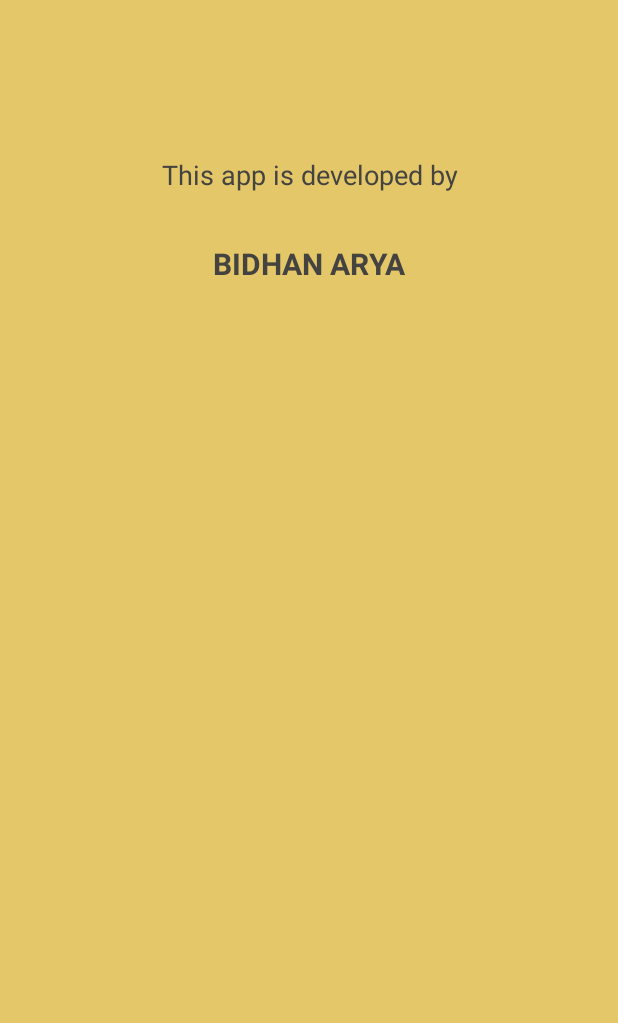
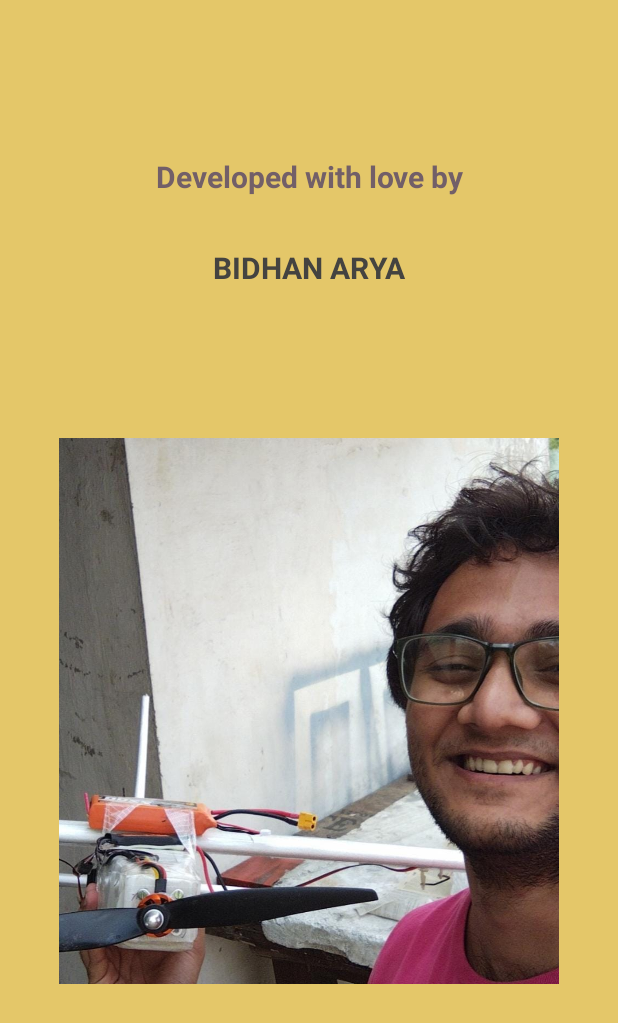
Before and after one commit to bidhanar/BuzzerKar, an Android app: the about screen opened directly, with no data from a screen before it, on a phone screen of 412 x 824 dp. Shown: the top 1023 px of the screen. Run offline under Robolectric (Android 15) with nearby library versions, the phone set to English and light mode, and no system bars.

Commit message:
add developer picture

```diff
--- a/app/src/main/res/layout/activity_about.xml
+++ b/app/src/main/res/layout/activity_about.xml
@@ -15,64 +15,74 @@
         android:layout_marginTop="104dp"
         android:layout_marginEnd="39dp"
         android:layout_marginBottom="75dp"
+        android:gravity="center_horizontal"
         android:orientation="vertical"
-        android:gravity="center_horizontal"
         app:layout_constraintBottom_toBottomOf="parent"
         app:layout_constraintEnd_toEndOf="parent"
-        app:layout_constraintHorizontal_bias="0.0"
+        app:layout_constraintHorizontal_bias="1.0"
         app:layout_constraintStart_toStartOf="parent"
         app:layout_constraintTop_toTopOf="parent"
         app:layout_constraintVertical_bias="0.0">
 
         <TextView
-            android:id="@+id/textView1"
+            android:id="@+id/imageView4"
             android:layout_width="match_parent"
             android:layout_height="wrap_content"
-            android:gravity="center"
-            android:textColor="#444340"
-            android:textSize="18sp"
-            android:text="This app is developed by"/>
+            android:text="Developed with love by"
+            android:gravity="center_horizontal"
+            android:textColor="#725F68"
+            android:textSize="20sp"
+            android:textStyle="bold"
+            app:srcCompat="@drawable/insta"/>
 
         <TextView
             android:id="@+id/textView2"
             android:layout_width="match_parent"
             android:layout_height="wrap_content"
+            android:layout_marginTop="50px"
             android:gravity="center"
             android:text="BIDHAN ARYA"
-            android:layout_marginTop="50px"
             android:textColor="#444340"
             android:textSize="20sp"
             android:textStyle="bold" />
+
+        <ImageView
+            android:id="@+id/imageView5"
+            android:layout_width="700px"
+            android:layout_height="700px"
+            android:layout_marginTop="150px"
+            app:srcCompat="@drawable/bidhan" />
 
         <TextView
             android:id="@+id/textView3"
             android:layout_width="match_parent"
             android:layout_height="wrap_content"
+            android:layout_marginTop="100px"
             android:gravity="center"
+            android:text="You can find me here!!"
             android:textColor="#444340"
-            android:textSize="18sp"
-            android:layout_marginTop="800px"
-            android:text="You can find me here!!"/>
-
-
+            android:textSize="18sp" />
 
 
         <LinearLayout
             android:layout_width="match_parent"
             android:layout_height="wrap_content"
+            android:layout_marginTop="75px"
             android:gravity="center_horizontal"
-            android:layout_marginTop="100px"
             android:orientation="horizontal">
+
             <ImageView
                 android:id="@+id/insta"
                 android:layout_width="100dp"
                 android:layout_height="60dp"
-                app:srcCompat="@drawable/img" />
+                app:srcCompat="@drawable/insta" />
+
             <ImageView
                 android:id="@+id/fb"
                 android:layout_width="100dp"
                 android:layout_height="60dp"
                 app:srcCompat="@drawable/img_1" />
+
             <ImageView
                 android:id="@+id/github"
                 android:layout_width="100dp"
@@ -81,5 +91,6 @@
         </LinearLayout>
 
 
+
     </LinearLayout>
 </androidx.constraintlayout.widget.ConstraintLayout>
```
Also changed, not shown: app/src/main/res/drawable-v24/insta.png (renamed from app/src/main/res/drawable-v24/img.png), app/src/main/res/drawable/bidhan.jpeg (added), 1 other file.
